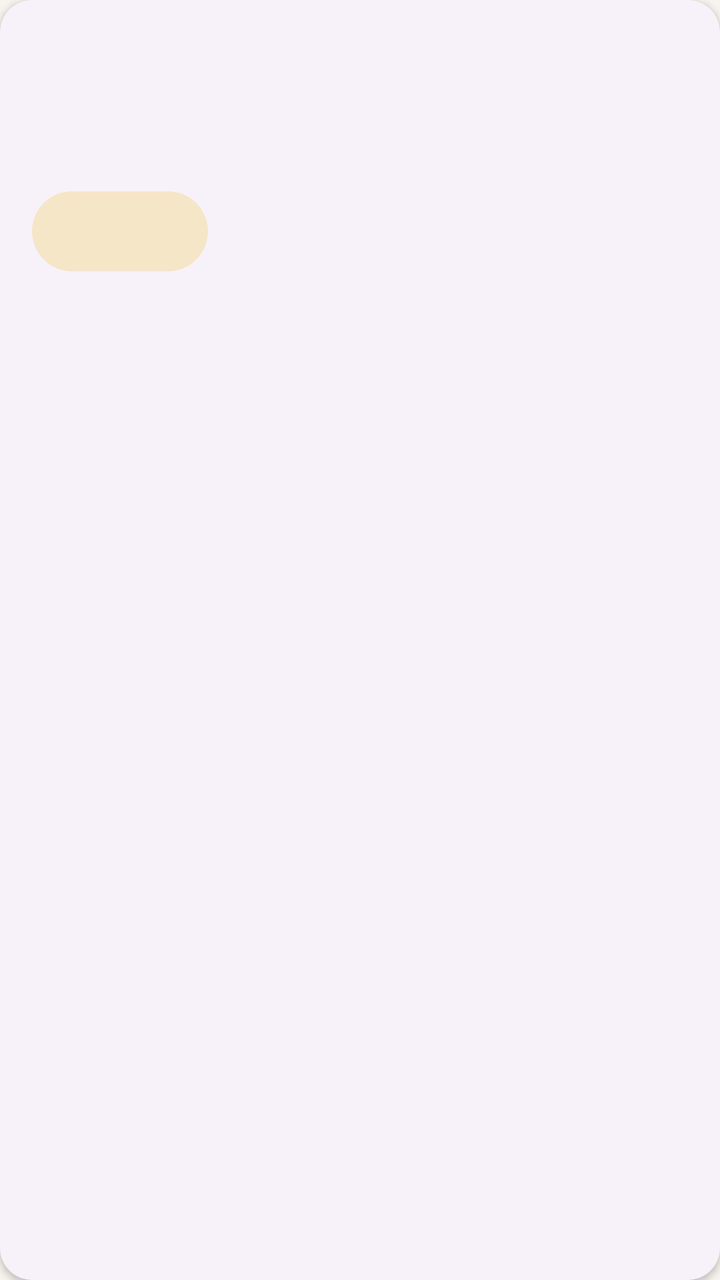
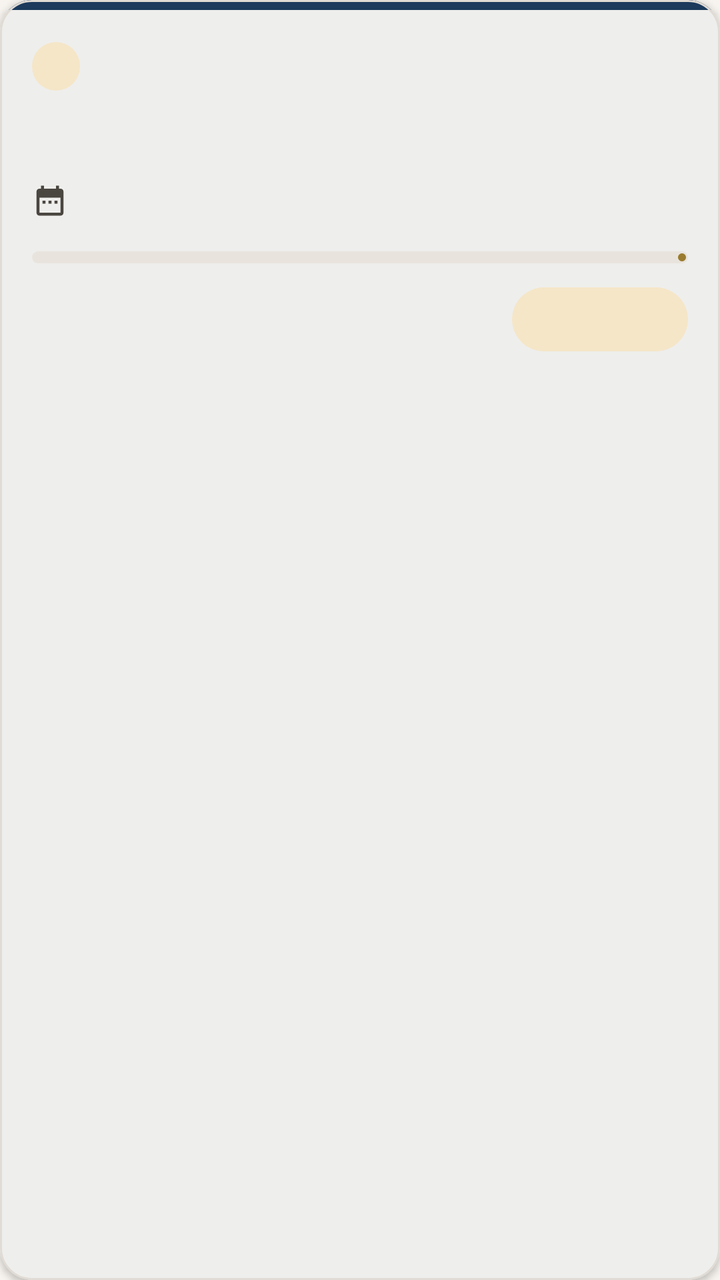

Screens rendered from an Android XML layout before and after an edit, with the pre-edit source and the edit as a unified diff.
<!-- AndroidManifest.xml: application theme Theme.AppLibrary -->
<!-- res/layout/item_event.xml -->
<?xml version="1.0" encoding="utf-8"?>
<com.google.android.material.card.MaterialCardView xmlns:android="http://schemas.android.com/apk/res/android"
    xmlns:app="http://schemas.android.com/apk/res-auto"
    style="@style/Widget.AppLibrary.Card"
    android:layout_width="match_parent"
    android:layout_height="wrap_content"
    android:layout_marginBottom="@dimen/spacing_sm">

    <LinearLayout
        android:layout_width="match_parent"
        android:layout_height="wrap_content"
        android:orientation="vertical"
        android:padding="@dimen/spacing_md">

        <TextView
            android:id="@+id/text_title"
            android:layout_width="match_parent"
            android:layout_height="wrap_content"
            android:textAppearance="?attr/textAppearanceTitleMedium" />

        <TextView
            android:id="@+id/text_date"
            android:layout_width="match_parent"
            android:layout_height="wrap_content"
            android:layout_marginTop="4dp"
            android:textAppearance="?attr/textAppearanceBodyMedium"
            android:textColor="?attr/colorOnSurfaceVariant" />

        <TextView
            android:id="@+id/text_places"
            android:layout_width="match_parent"
            android:layout_height="wrap_content"
            android:layout_marginTop="4dp"
            android:textAppearance="?attr/textAppearanceLabelLarge"
            android:textColor="?attr/colorSecondary" />

        <com.google.android.material.button.MaterialButton
            android:id="@+id/btn_action"
            style="@style/Widget.Material3.Button.TonalButton"
            android:layout_width="wrap_content"
            android:layout_height="wrap_content"
            android:layout_marginTop="@dimen/spacing_sm" />
    </LinearLayout>
</com.google.android.material.card.MaterialCardView>
<!-- resources referenced by this layout -->
<resources>
  <dimen name="spacing_md">16dp</dimen>
  <dimen name="spacing_sm">8dp</dimen>
  <style name="Widget.AppLibrary.Card" parent="Widget.Material3.CardView.Elevated">
          <item name="cardCornerRadius">@dimen/card_radius</item>
          <item name="cardElevation">2dp</item>
          <item name="strokeWidth">0dp</item>
      </style>
  <style name="Theme.AppLibrary" parent="Base.Theme.AppLibrary" />
  <dimen name="card_radius">16dp</dimen>
  <color name="library_primary">#1B3A5C</color>
  <color name="library_on_primary">#FFFFFF</color>
  <color name="library_primary_container">#D4E4F7</color>
  <color name="library_on_primary_container">#0A2540</color>
  <color name="library_secondary">#9A7B2F</color>
  <color name="library_on_secondary">#FFFFFF</color>
  <color name="library_secondary_container">#F5E6C8</color>
  <color name="library_on_secondary_container">#3D2F0A</color>
  <color name="library_tertiary">#2D6A4F</color>
  <color name="library_on_tertiary">#FFFFFF</color>
  <color name="library_tertiary_container">#B7E4C7</color>
  <color name="library_on_tertiary_container">#0D3321</color>
  <color name="library_background">#F7F4EF</color>
  <color name="library_on_background">#1C1B1A</color>
  <color name="library_surface">#FFFCF8</color>
  <color name="library_on_surface">#1C1B1A</color>
  <color name="library_surface_variant">#E8E4DD</color>
  <color name="library_on_surface_variant">#4A4640</color>
  <color name="library_outline">#7A756C</color>
  <color name="library_error">#BA1A1A</color>
  <color name="library_on_error">#FFFFFF</color>
  <style name="Widget.AppLibrary.Button" parent="Widget.Material3.Button">
          <item name="cornerRadius">12dp</item>
          <item name="android:minHeight">52dp</item>
      </style>
  <dimen name="bottom_nav_elevation">8dp</dimen>
  <style name="Widget.AppLibrary.BottomNav.ActiveIndicator" parent="Widget.Material3.BottomNavigationView.ActiveIndicator">
          <item name="android:color">?attr/colorSecondaryContainer</item>
      </style>
  <!-- unchanged entries left out for length: 3 -->
</resources>

<!-- the commit's change to res/layout/item_event.xml (unified diff, before → after) -->
@@ -1,44 +1,149 @@
 <?xml version="1.0" encoding="utf-8"?>
 <com.google.android.material.card.MaterialCardView xmlns:android="http://schemas.android.com/apk/res/android"
     xmlns:app="http://schemas.android.com/apk/res-auto"
-    style="@style/Widget.AppLibrary.Card"
+    style="@style/Widget.AppLibrary.Card.List"
     android:layout_width="match_parent"
     android:layout_height="wrap_content"
-    android:layout_marginBottom="@dimen/spacing_sm">
+    android:layout_marginBottom="@dimen/spacing_md">
 
-    <LinearLayout
+    <androidx.constraintlayout.widget.ConstraintLayout
         android:layout_width="match_parent"
         android:layout_height="wrap_content"
-        android:orientation="vertical"
-        android:padding="@dimen/spacing_md">
+        android:paddingBottom="@dimen/spacing_md">
+
+        <View
+            android:id="@+id/header_accent"
+            android:layout_width="0dp"
+            android:layout_height="5dp"
+            android:background="@color/library_primary"
+            app:layout_constraintEnd_toEndOf="parent"
+            app:layout_constraintStart_toStartOf="parent"
+            app:layout_constraintTop_toTopOf="parent" />
+
+        <TextView
+            android:id="@+id/text_type"
+            android:layout_width="wrap_content"
+            android:layout_height="wrap_content"
+            android:layout_marginStart="@dimen/spacing_md"
+            android:layout_marginTop="@dimen/spacing_md"
+            android:background="@drawable/bg_event_type_badge"
+            android:paddingHorizontal="12dp"
+            android:paddingVertical="4dp"
+            android:textAppearance="?attr/textAppearanceLabelMedium"
+            android:textColor="?attr/colorOnSecondaryContainer"
+            app:layout_constraintStart_toStartOf="parent"
+            app:layout_constraintTop_toBottomOf="@id/header_accent" />
+
+        <TextView
+            android:id="@+id/text_registered_badge"
+            android:layout_width="wrap_content"
+            android:layout_height="wrap_content"
+            android:layout_marginEnd="@dimen/spacing_md"
+            android:background="@drawable/bg_chip_available"
+            android:paddingHorizontal="10dp"
+            android:paddingVertical="4dp"
+            android:text="@string/event_registered_badge"
+            android:textAppearance="?attr/textAppearanceLabelSmall"
+            android:textColor="@color/library_on_tertiary_container"
+            android:visibility="gone"
+            app:layout_constraintBottom_toBottomOf="@id/text_type"
+            app:layout_constraintEnd_toEndOf="parent"
+            app:layout_constraintTop_toTopOf="@id/text_type" />
 
         <TextView
             android:id="@+id/text_title"
-            android:layout_width="match_parent"
+            android:layout_width="0dp"
             android:layout_height="wrap_content"
-            android:textAppearance="?attr/textAppearanceTitleMedium" />
+            android:layout_marginHorizontal="@dimen/spacing_md"
+            android:layout_marginTop="@dimen/spacing_sm"
+            android:textAppearance="?attr/textAppearanceTitleLarge"
+            android:textColor="?attr/colorOnSurface"
+            app:layout_constraintEnd_toEndOf="parent"
+            app:layout_constraintStart_toStartOf="parent"
+            app:layout_constraintTop_toBottomOf="@id/text_type" />
+
+        <ImageView
+            android:id="@+id/icon_calendar"
+            android:layout_width="18dp"
+            android:layout_height="18dp"
+            android:layout_marginStart="@dimen/spacing_md"
+            android:contentDescription="@null"
+            android:src="@drawable/ic_calendar_event"
+            app:layout_constraintBottom_toBottomOf="@id/text_date"
+            app:layout_constraintStart_toStartOf="parent"
+            app:layout_constraintTop_toTopOf="@id/text_date" />
 
         <TextView
             android:id="@+id/text_date"
-            android:layout_width="match_parent"
+            android:layout_width="0dp"
             android:layout_height="wrap_content"
-            android:layout_marginTop="4dp"
+            android:layout_marginStart="@dimen/spacing_sm"
+            android:layout_marginTop="@dimen/spacing_sm"
+            android:layout_marginEnd="@dimen/spacing_md"
             android:textAppearance="?attr/textAppearanceBodyMedium"
-            android:textColor="?attr/colorOnSurfaceVariant" />
+            android:textColor="?attr/colorOnSurfaceVariant"
+            app:layout_constraintEnd_toEndOf="parent"
+            app:layout_constraintStart_toEndOf="@id/icon_calendar"
+            app:layout_constraintTop_toBottomOf="@id/text_title" />
+
+        <TextView
+            android:id="@+id/text_description"
+            android:layout_width="0dp"
+            android:layout_height="wrap_content"
+            android:layout_marginHorizontal="@dimen/spacing_md"
+            android:layout_marginTop="@dimen/spacing_sm"
+            android:ellipsize="end"
+            android:maxLines="2"
+            android:textAppearance="?attr/textAppearanceBodyMedium"
+            android:textColor="?attr/colorOnSurfaceVariant"
+            android:visibility="gone"
+            app:layout_constraintEnd_toEndOf="parent"
+            app:layout_constraintStart_toStartOf="parent"
+            app:layout_constraintTop_toBottomOf="@id/text_date" />
+
+        <androidx.constraintlayout.widget.Barrier
+            android:id="@+id/barrier_after_meta"
+            android:layout_width="wrap_content"
+            android:layout_height="wrap_content"
+            app:barrierDirection="bottom"
+            app:constraint_referenced_ids="text_date,text_description" />
+
+        <com.google.android.material.progressindicator.LinearProgressIndicator
+            android:id="@+id/progress_places"
+            android:layout_width="0dp"
+            android:layout_height="wrap_content"
+            android:layout_marginHorizontal="@dimen/spacing_md"
+            android:layout_marginTop="@dimen/spacing_md"
+            app:indicatorColor="?attr/colorSecondary"
+            app:layout_constraintEnd_toEndOf="parent"
+            app:layout_constraintStart_toStartOf="parent"
+            app:layout_constraintTop_toBottomOf="@id/barrier_after_meta"
+            app:trackColor="?attr/colorSurfaceVariant"
+            app:trackCornerRadius="4dp"
+            app:trackThickness="6dp" />
 
         <TextView
             android:id="@+id/text_places"
-            android:layout_width="match_parent"
+            android:layout_width="0dp"
             android:layout_height="wrap_content"
-            android:layout_marginTop="4dp"
+            android:layout_marginStart="@dimen/spacing_md"
+            android:layout_marginTop="@dimen/spacing_sm"
+            android:layout_marginEnd="@dimen/spacing_sm"
             android:textAppearance="?attr/textAppearanceLabelLarge"
-            android:textColor="?attr/colorSecondary" />
+            android:textColor="?attr/colorOnSurface"
+            app:layout_constraintBottom_toBottomOf="parent"
+            app:layout_constraintEnd_toStartOf="@id/btn_action"
+            app:layout_constraintStart_toStartOf="parent"
+            app:layout_constraintTop_toBottomOf="@id/progress_places" />
 
         <com.google.android.material.button.MaterialButton
             android:id="@+id/btn_action"
-            style="@style/Widget.Material3.Button.TonalButton"
+            style="@style/Widget.AppLibrary.Button.Event"
             android:layout_width="wrap_content"
             android:layout_height="wrap_content"
-            android:layout_marginTop="@dimen/spacing_sm" />
-    </LinearLayout>
+            android:layout_marginEnd="@dimen/spacing_md"
+            app:layout_constraintBottom_toBottomOf="@id/text_places"
+            app:layout_constraintEnd_toEndOf="parent"
+            app:layout_constraintTop_toTopOf="@id/text_places" />
+    </androidx.constraintlayout.widget.ConstraintLayout>
 </com.google.android.material.card.MaterialCardView>
<!-- resource entries referenced after the edit -->
@@ -2,6 +2,44 @@
 <resources>
   <dimen name="spacing_md">16dp</dimen>
   <dimen name="spacing_sm">8dp</dimen>
+  <!-- drawable bg_chip_available (drawable) -->
+  <?xml version="1.0" encoding="utf-8"?>
+  <shape xmlns:android="http://schemas.android.com/apk/res/android">
+      <solid android:color="@color/library_tertiary_container" />
+      <corners android:radius="8dp" />
+  </shape>
+  <!-- drawable bg_event_type_badge (drawable) -->
+  <?xml version="1.0" encoding="utf-8"?>
+  <shape xmlns:android="http://schemas.android.com/apk/res/android">
+      <solid android:color="?attr/colorSecondaryContainer" />
+      <corners android:radius="20dp" />
+  </shape>
+  <!-- drawable ic_calendar_event (drawable) -->
+  <?xml version="1.0" encoding="utf-8"?>
+  <vector xmlns:android="http://schemas.android.com/apk/res/android"
+      android:width="18dp"
+      android:height="18dp"
+      android:viewportWidth="24"
+      android:viewportHeight="24">
+      <path
+          android:fillColor="?attr/colorOnSurfaceVariant"
+          android:pathData="M19,4h-1V2h-2v2H8V2H6v2H5C3.89,4 3,4.9 3,6v14c0,1.1 0.89,2 2,2h14c1.1,0 2,-0.9 2,-2V6C21,4.9 20.1,4 19,4zM19,20H5V10h14V20zM7,12h2v2H7V12zM11,12h2v2h-2V12zM15,12h2v2h-2V12z" />
+  </vector>
+  <string name="event_registered_badge">Вы записаны</string>
+  <style name="Widget.AppLibrary.Button.Event" parent="Widget.Material3.Button.TonalButton">
+          <item name="cornerRadius">20dp</item>
+          <item name="android:minHeight">40dp</item>
+          <item name="android:paddingStart">16dp</item>
+          <item name="android:paddingEnd">16dp</item>
+      </style>
+  <style name="Widget.AppLibrary.Card.List" parent="Widget.Material3.CardView.Elevated">
+          <item name="cardCornerRadius">@dimen/card_radius</item>
+          <item name="cardElevation">2dp</item>
+          <item name="strokeWidth">1dp</item>
+          <item name="strokeColor">@color/library_card_stroke</item>
+          <item name="cardBackgroundColor">?attr/colorSurface</item>
+          <item name="rippleColor">?attr/colorPrimaryContainer</item>
+      </style>
   <style name="Widget.AppLibrary.Card" parent="Widget.Material3.CardView.Elevated">
           <item name="cardCornerRadius">@dimen/card_radius</item>
           <item name="cardElevation">2dp</item>
@@ -9,6 +47,7 @@
       </style>
   <style name="Theme.AppLibrary" parent="Base.Theme.AppLibrary" />
   <dimen name="card_radius">16dp</dimen>
+  <color name="library_card_stroke">#E0DBD4</color>
   <color name="library_primary">#1B3A5C</color>
   <color name="library_on_primary">#FFFFFF</color>
   <color name="library_primary_container">#D4E4F7</color>
